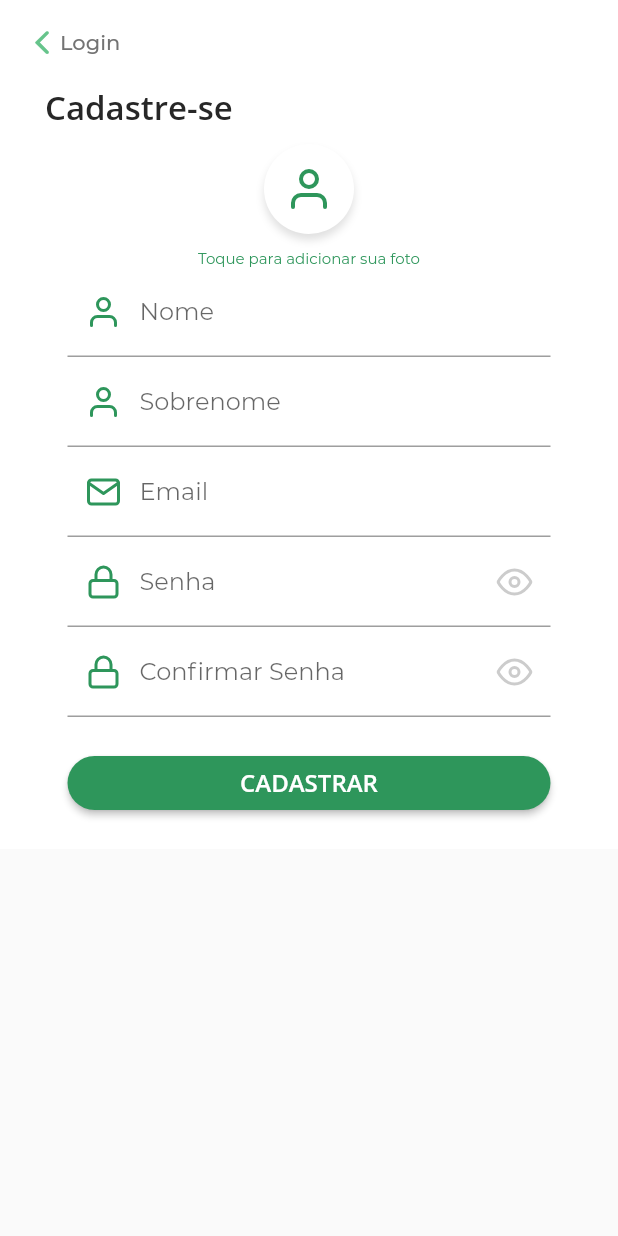
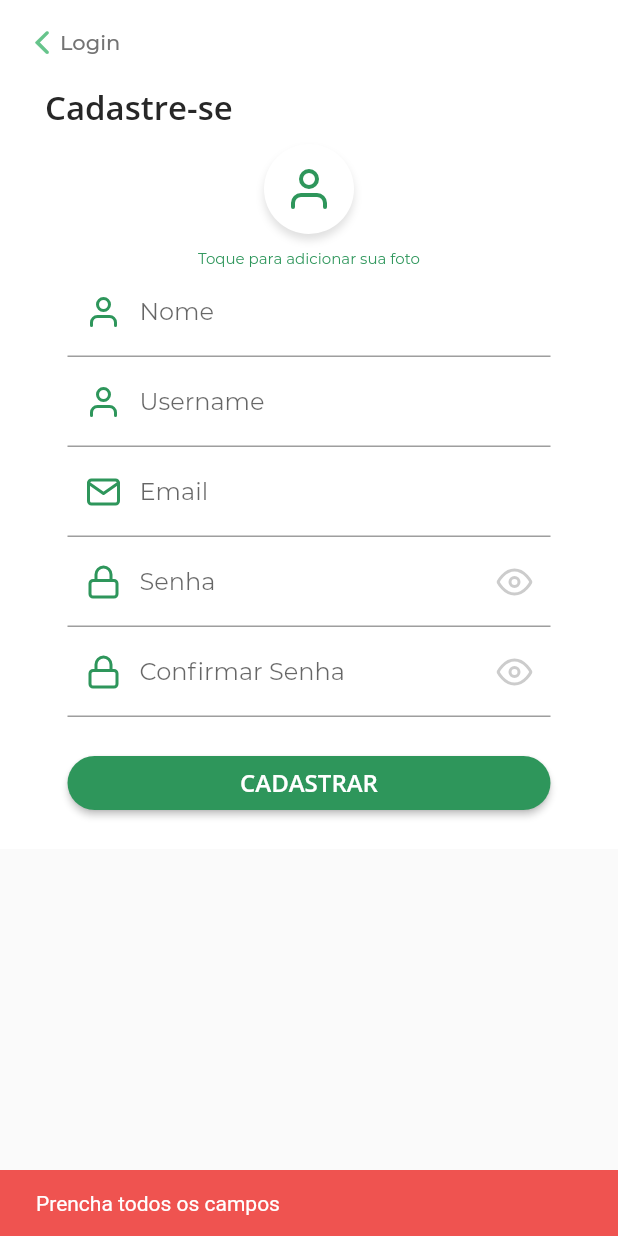
Before and after one commit to pdavinunes/cultive_em_casa, a Flutter app: the RegisterUser screen opened directly, after a tap on "CADASTRAR", on a phone screen of 412 x 824 dp. Run offline on Flutter 3.47's test engine with Material 2 defaults, Android fonts, the phone set to English and light mode, and no system bars; our stand-ins replace dio, flutter_icons, image_picker; accounts and stored records are empty; network calls fail.

Commit message:
Criando services e modelo de usuario

```diff
--- /dev/null
+++ b/mobile/lib/models/user.dart
@@ -0,0 +1,21 @@
+import 'dart:convert';
+
+class User {
+  int id;
+  String name;
+  String username;
+  String email;
+  String imageUrl;
+
+  User({this.id, this.name, this.email, this.imageUrl, this.username});
+
+  factory User.fromJson(String str) =>
+      User.fromMap(json.decode(str));
+  factory User.fromMap(Map<String, dynamic> json) => User(
+        id: int.tryParse(json['id']) ?? 0,
+        name: json['name'],
+        username: json['username'],
+        email: json['email'],
+        imageUrl: json['imageUrl'],
+  );
+}
--- a/mobile/lib/screens/Plant/plant.dart
+++ b/mobile/lib/screens/Plant/plant.dart
@@ -5,11 +5,9 @@ import 'package:flutter/material.dart';
 import 'package:flutter_icons/flutter_icons.dart';
 
 class PlantPage extends StatefulWidget {
-  Plant plant;
+  final Plant plant;
 
-  PlantPage(Plant plant) {
-    this.plant = plant;
-  }
+  PlantPage(this.plant);
 
   @override
   _PlantPageState createState() => _PlantPageState(this.plant);
--- a/mobile/lib/screens/RegisterPlant/registerPlant.dart
+++ b/mobile/lib/screens/RegisterPlant/registerPlant.dart
@@ -1,4 +1,3 @@
-import 'package:cultive/screens/Navigation/navigation.dart';
 import 'package:flutter/cupertino.dart';
 import 'package:flutter/material.dart';
 import 'package:flutter_icons/flutter_icons.dart';
--- a/mobile/lib/screens/RegisterUser/registerUser.dart
+++ b/mobile/lib/screens/RegisterUser/registerUser.dart
@@ -1,3 +1,5 @@
+import 'package:cultive/screens/Navigation/navigation.dart';
+import 'package:cultive/services/user_service.dart';
 import 'package:flutter/cupertino.dart';
 import 'package:flutter/material.dart';
 import 'package:flutter_icons/flutter_icons.dart';
@@ -11,6 +13,16 @@ class RegisterUser extends StatefulWidget {
 class _RegisterUserState extends State<RegisterUser> {
   bool passwordVisibility = false;
   bool passwordConfirmVisibility = false;
+
+  TextEditingController nome = TextEditingController();
+  TextEditingController username = TextEditingController();
+  TextEditingController email = TextEditingController();
+  TextEditingController password = TextEditingController();
+  TextEditingController confirmPassword = TextEditingController();
+
+  String _messageImage = "Toque para adicionar sua foto";
+  String get messageImage => _messageImage;
+
   PickedFile _image;
   final picker = ImagePicker();
 
@@ -18,10 +30,10 @@ class _RegisterUserState extends State<RegisterUser> {
     final pickedFile = await picker.getImage(source: ImageSource.gallery);
 
     setState(() {
+      _messageImage = "Imagem adicionada!";
       _image = pickedFile;
     });
   }
-
 
   @override
   Widget build(BuildContext context) {
@@ -47,11 +59,12 @@ class _RegisterUserState extends State<RegisterUser> {
           ),
         ),
       ),
-      body: SingleChildScrollView(
+      body: Builder(
+          builder: (context) => SingleChildScrollView(
                 physics: AlwaysScrollableScrollPhysics(),
                 child: Container(
                   color: Colors.white,
-          padding: EdgeInsets.fromLTRB(30,0,30,10),
+                  padding: EdgeInsets.fromLTRB(30, 0, 30, 10),
                   child: Column(
                     crossAxisAlignment: CrossAxisAlignment.start,
                     children: <Widget>[
@@ -61,11 +74,13 @@ class _RegisterUserState extends State<RegisterUser> {
                               fontSize: 22,
                               color: Color(0xff272727))),
                       Container(
-                padding: EdgeInsets.symmetric(vertical: 10, horizontal: 15),
+                        padding:
+                            EdgeInsets.symmetric(vertical: 10, horizontal: 15),
                         child: Center(
                           child: Column(
                             children: <Widget>[
                               GestureDetector(
+                                  onTap: getImage,
                                   child: Column(
                                     children: <Widget>[
                                       Container(
@@ -79,8 +94,8 @@ class _RegisterUserState extends State<RegisterUser> {
                                         ),
                                         decoration: BoxDecoration(
                                             color: Colors.white,
-                                borderRadius:
-                                    BorderRadius.all(Radius.circular(80)),
+                                            borderRadius: BorderRadius.all(
+                                                Radius.circular(80)),
                                             boxShadow: <BoxShadow>[
                                               BoxShadow(
                                                   color: Colors.grey.shade300,
@@ -89,13 +104,15 @@ class _RegisterUserState extends State<RegisterUser> {
                                             ]),
                                       ),
                                       Text(
-                            "Toque para adicionar sua foto",
-                            style:
-                                TextStyle(color: Color(0xff2E965B), fontSize: 10),
+                                        messageImage,
+                                        style: TextStyle(
+                                            color: Color(0xff2E965B),
+                                            fontSize: 10),
                                       )
                                     ],
                                   )),
                               TextField(
+                                controller: nome,
                                 decoration: InputDecoration(
                                     labelText: 'Nome',
                                     prefixIcon: Icon(
@@ -104,14 +121,16 @@ class _RegisterUserState extends State<RegisterUser> {
                                     )),
                               ),
                               TextField(
+                                controller: username,
                                 decoration: InputDecoration(
-                            labelText: 'Sobrenome',
+                                    labelText: 'Username',
                                     prefixIcon: Icon(
                                       Feather.user,
                                       color: Color(0xff2E965B),
                                     )),
                               ),
                               TextField(
+                                controller: email,
                                 decoration: InputDecoration(
                                     labelText: 'Email',
                                     prefixIcon: Icon(
@@ -120,11 +139,12 @@ class _RegisterUserState extends State<RegisterUser> {
                                     )),
                               ),
                               TextField(
+                                controller: password,
                                 obscureText: passwordVisibility,
                                 decoration: InputDecoration(
                                     labelText: 'Senha',
-                            prefixIcon:
-                                Icon(Feather.lock, color: Color(0xff2E965B)),
+                                    prefixIcon: Icon(Feather.lock,
+                                        color: Color(0xff2E965B)),
                                     suffixIcon: IconButton(
                                         icon: Icon((passwordVisibility)
                                             ? Feather.eye_off
@@ -132,16 +152,18 @@ class _RegisterUserState extends State<RegisterUser> {
                                         color: Color(0xffcccccc),
                                         onPressed: () => {
                                               setState(() {
-                                        passwordVisibility = !passwordVisibility;
+                                                passwordVisibility =
+                                                    !passwordVisibility;
                                               })
                                             })),
                               ),
                               TextField(
+                                controller: confirmPassword,
                                 obscureText: passwordConfirmVisibility,
                                 decoration: InputDecoration(
                                     labelText: 'Confirmar Senha',
-                            prefixIcon:
-                                Icon(Feather.lock, color: Color(0xff2E965B)),
+                                    prefixIcon: Icon(Feather.lock,
+                                        color: Color(0xff2E965B)),
                                     suffixIcon: IconButton(
                                         icon: Icon((passwordConfirmVisibility)
                                             ? Feather.eye_off
@@ -149,7 +171,8 @@ class _RegisterUserState extends State<RegisterUser> {
                                         color: Color(0xffcccccc),
                                         onPressed: () => {
                                               setState(() {
-                                        passwordConfirmVisibility = !passwordConfirmVisibility;
+                                                passwordConfirmVisibility =
+                                                    !passwordConfirmVisibility;
                                               })
                                             })),
                               ),
@@ -157,7 +180,7 @@ class _RegisterUserState extends State<RegisterUser> {
                                 width: double.infinity,
                                 margin: EdgeInsets.only(top: 20),
                                 child: RaisedButton(
-                          onPressed: () {},
+                                  onPressed: () => {cadastrarUser(context)},
                                   shape: RoundedRectangleBorder(
                                       borderRadius: BorderRadius.circular(19)),
                                   child: Text(
@@ -177,6 +200,51 @@ class _RegisterUserState extends State<RegisterUser> {
                     ],
                   ),
                 ),
+              )),
+    );
+  }
+
+  cadastrarUser(BuildContext context) {
+    if (nome.text == null ||
+        username.text == null ||
+        email.text == null ||
+        password.text == null ||
+        _image == null) {
+      _showSnackBar(context, "Prencha todos os campos");
+      return;
+    }
+    if (password.text != confirmPassword.text) {
+      _showSnackBar(context, "Senhas não batem");
+      return;
+    }
+
+    final _service = UserService();
+    _service
+        .login(
+          file: _image,
+          nome: nome.text,
+          username: username.text,
+          email: email.text,
+          password: password.text,
+        )
+        .then((user) => {
+              user != null
+                  ? Navigator.pushAndRemoveUntil(
+                      context,
+                      MaterialPageRoute(
+                          builder: (context) => NavigationScreen(user)),
+                      (_) => false)
+                  : _showSnackBar(
+                      context, 'Problema inesperado, tente mais tarde!')
+            });
+  }
+
+  _showSnackBar(BuildContext context, String text) {
+    final scaffold = Scaffold.of(context);
+    scaffold.showSnackBar(
+      SnackBar(
+        content: Text(text),
+        backgroundColor: Colors.red.shade400,
       ),
     );
   }
--- /dev/null
+++ b/mobile/lib/services/auth_service.dart
@@ -0,0 +1,13 @@
+import 'package:cultive/models/user.dart';
+import 'package:cultive/services/base_api_service.dart';
+
+class AuthService extends BaseApiService{
+
+  Future<User> login({String username, String password}) async {
+    return await api.post('auth', data: {
+      "username": username,
+      "password": password,
+    }).then((response) => User.fromJson(response.data.user))
+    .catchError((e) => null);
+  }
+}
--- /dev/null
+++ b/mobile/lib/services/base_api_service.dart
@@ -0,0 +1,14 @@
+import 'package:cultive/utils/api_client.dart';
+import 'package:dio/dio.dart';
+
+class BaseApiService {
+  BaseApiService({ApiClient api}) {
+    api ??= ApiClient();
+    _api = api;
+  }
+
+  ApiClient _api;
+
+  Dio get api => _api.apiClient;
+
+}
--- a/mobile/lib/widgets/Plants/Action.dart
+++ b/mobile/lib/widgets/Plants/Action.dart
@@ -5,11 +5,9 @@ import 'package:flutter/material.dart';
 enum ActionPageTypes { Regar, Podar, Adubar }
 
 class ActionPage extends StatelessWidget {
-  ActionPageTypes type;
+  final ActionPageTypes type;
 
-  ActionPage(ActionPageTypes type) {
-    this.type = type;
-  }
+  ActionPage(this.type);
 
   String get _nextAction {
     switch (this.type) {
--- a/mobile/lib/widgets/Plants/PlantCard.dart
+++ b/mobile/lib/widgets/Plants/PlantCard.dart
@@ -3,11 +3,9 @@ import 'package:cultive/screens/Plant/plant.dart';
 import 'package:flutter/material.dart';
 
 class PlantCard extends StatelessWidget {
-  Plant plant;
+  final Plant plant;
 
-  PlantCard(Plant plant) {
-    this.plant = plant;
-  }
+  PlantCard(this.plant);
 
   @override
   Widget build(BuildContext context) {
--- a/mobile/lib/widgets/Plants/PlantListTile.dart
+++ b/mobile/lib/widgets/Plants/PlantListTile.dart
@@ -1,11 +1,9 @@
 import 'package:flutter/material.dart';
 
 class PlantListTile extends StatelessWidget {
-  String name;
+  final String name;
 
-  PlantListTile(String name) {
-    this.name = name;
-  }
+  PlantListTile(this.name);
 
   @override
   Widget build(BuildContext context) {
--- a/mobile/lib/widgets/Plants/VisaoGeral.dart
+++ b/mobile/lib/widgets/Plants/VisaoGeral.dart
@@ -5,11 +5,9 @@ import 'package:flutter/material.dart';
 import 'package:flutter_icons/flutter_icons.dart';
 
 class VisaoGeral extends StatelessWidget {
-  Plant plant;
+  final Plant plant;
 
-  VisaoGeral(Plant plant) {
-    this.plant = plant;
-  }
+  const VisaoGeral(this.plant);
 
   @override
   Widget build(BuildContext context) {
--- a/mobile/lib/widgets/utils/CustomFloatingButton.dart
+++ b/mobile/lib/widgets/utils/CustomFloatingButton.dart
@@ -2,9 +2,9 @@ import 'package:flutter/material.dart';
 
 class CustomFloatingButton extends StatelessWidget {
 
-  Color color;
-  Widget child;
-  Function onTap;
+  final Color color;
+  final Widget child;
+  final Function onTap;
 
   CustomFloatingButton(this.color, this.child, this.onTap);
 
--- a/mobile/pubspec.yaml
+++ b/mobile/pubspec.yaml
@@ -4,7 +4,7 @@ description: A new Flutter application.
 version: 1.0.0+1
 
 environment:
-  sdk: ">=2.1.0 <3.0.0"
+  sdk: ">=2.2.0 <3.0.0"
 
 dependencies:
   flutter:
@@ -15,7 +15,7 @@ dependencies:
   cupertino_icons: ^0.1.2
   flutter_icons: ^1.1.0
   image_picker: ^0.6.7+4
-  http: ^0.12.2
+  dio: any
 
 # For information on the generic Dart part of this file, see the
 # following page: https://dart.dev/tools/pub/pubspec
```
Also changed, not shown: mobile/lib/screens/Login/login.dart (+22 -4 lines), mobile/lib/screens/Navigation/navigation.dart (+13 -1 lines), mobile/lib/services/user_service.dart (added, +25 -0 lines), mobile/lib/utils/api_client.dart (added, +19 -0 lines), mobile/lib/widgets/utils/CustomGridList.dart (+3 -6 lines). Lines whose indentation alone changed are shown as unchanged.
